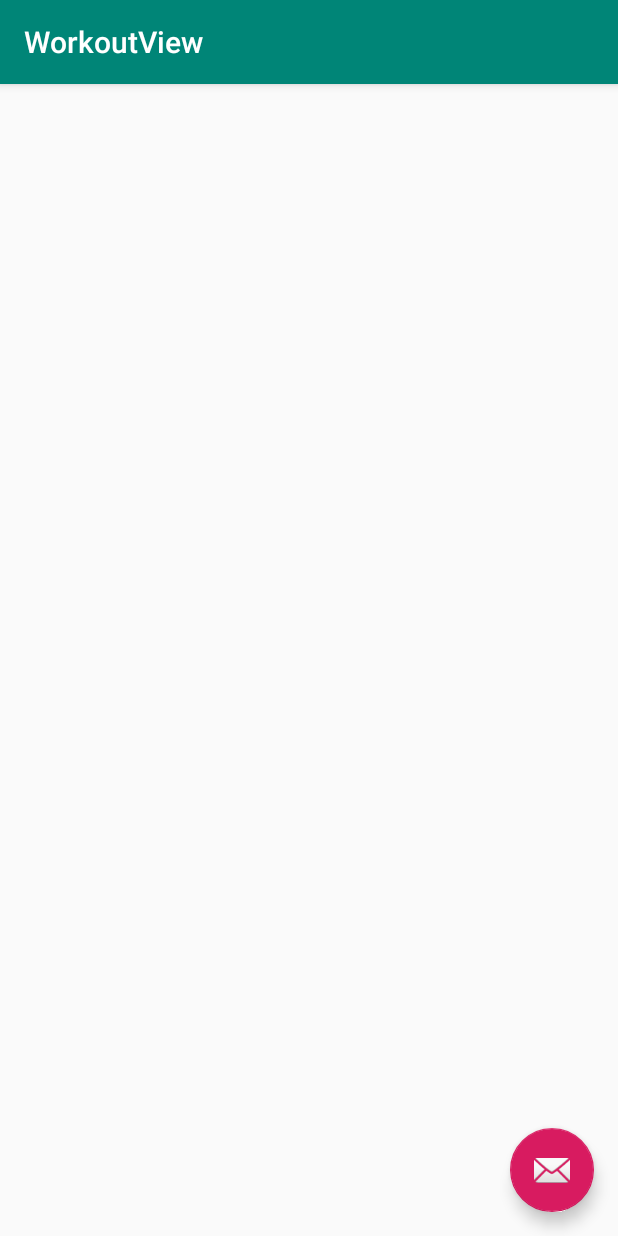
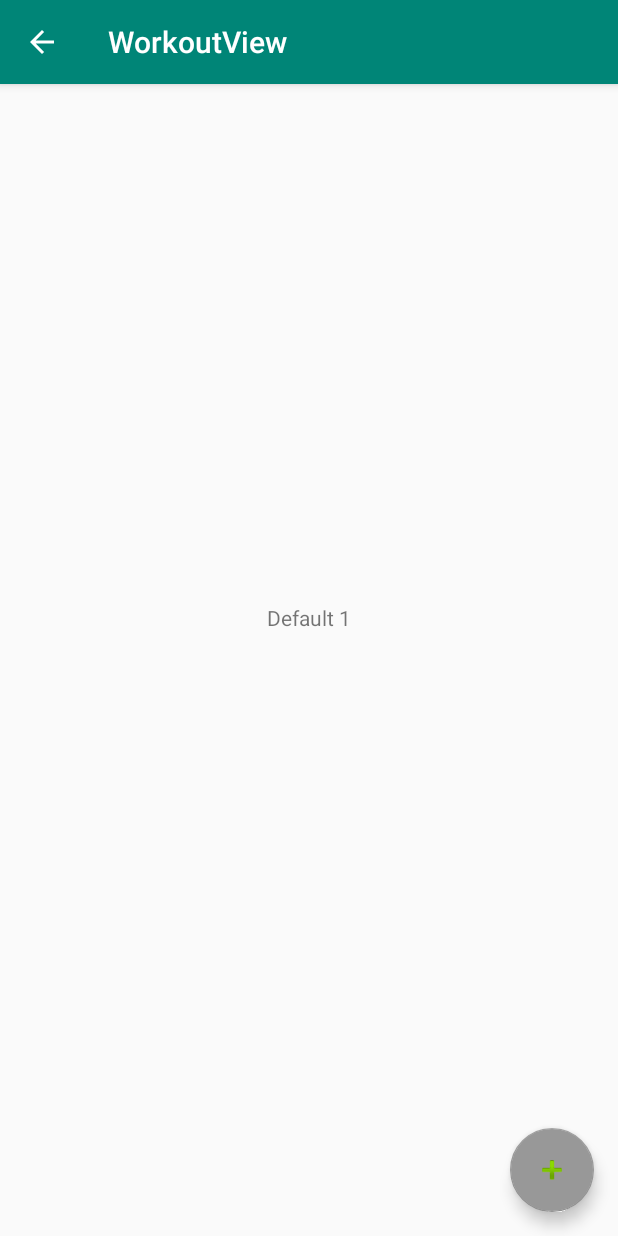
Before and after one commit to winther32/Interval_Timer_App, an Android app: the WorkoutView screen opened directly, with no data from a screen before it, on a phone screen of 412 x 824 dp. Run offline under Robolectric (Android 15) with nearby library versions, the phone set to English and light mode, and no system bars.

Commit message:
Basic workout view, create timer pop-up added

```diff
--- a/app/src/main/java/com/example/intervaltimer/MainActivity.java
+++ b/app/src/main/java/com/example/intervaltimer/MainActivity.java
@@ -5,6 +5,7 @@ import android.media.MediaPlayer;
 import android.os.Bundle;
 
 import androidx.appcompat.app.AppCompatActivity;
+import androidx.appcompat.widget.Toolbar;
 
 import android.os.Handler;
 import android.view.KeyEvent;
@@ -39,6 +40,8 @@ public class MainActivity extends AppCompatActivity {
     protected void onCreate(Bundle savedInstanceState) {
         super.onCreate(savedInstanceState);
         setContentView(R.layout.activity_main);
+        Toolbar toolbar = findViewById(R.id.toolbar);
+        setSupportActionBar(toolbar);
 
         // Home screen vars and code #############################################
         shortBeep = MediaPlayer.create(this, R.raw.short_beep01);
@@ -176,7 +179,8 @@ public class MainActivity extends AppCompatActivity {
     };
 
     public void launchNewWorkout(View view) {
-        Intent intent = new Intent(this, )
+        Intent intent = new Intent(this, WorkoutView.class );
+        startActivity(intent);
     }
 
 
--- a/app/src/main/java/com/example/intervaltimer/WorkoutView.java
+++ b/app/src/main/java/com/example/intervaltimer/WorkoutView.java
@@ -5,12 +5,16 @@ import android.os.Bundle;
 import com.google.android.material.floatingactionbutton.FloatingActionButton;
 import com.google.android.material.snackbar.Snackbar;
 
+import androidx.appcompat.app.ActionBar;
 import androidx.appcompat.app.AppCompatActivity;
 import androidx.appcompat.widget.Toolbar;
 
 import android.view.View;
+import android.widget.TextView;
 
-public class WorkoutView extends AppCompatActivity {
+public class WorkoutView extends AppCompatActivity implements NewTimerDialog.NewTimerDialogListener {
+
+    TextView tempTimerName;
 
     @Override
     protected void onCreate(Bundle savedInstanceState) {
@@ -18,14 +22,31 @@ public class WorkoutView extends AppCompatActivity {
         setContentView(R.layout.activity_workout_view);
         Toolbar toolbar = findViewById(R.id.toolbar);
         setSupportActionBar(toolbar);
+        // Get a support ActionBar corresponding to this toolbar
+        ActionBar ab = getSupportActionBar();
+        // Enable the Up button
+        ab.setDisplayHomeAsUpEnabled(true);
 
-        FloatingActionButton fab = findViewById(R.id.fab);
-        fab.setOnClickListener(new View.OnClickListener() {
+        tempTimerName = findViewById(R.id.topTimerName);
+
+        FloatingActionButton newTimer = findViewById(R.id.newTimer);
+        newTimer.setOnClickListener(new View.OnClickListener() {
             @Override
             public void onClick(View view) {
-                Snackbar.make(view, "Replace with your own action", Snackbar.LENGTH_LONG)
-                        .setAction("Action", null).show();
+                //Snackbar.make(view, "Replace with your own action", Snackbar.LENGTH_LONG)
+                //        .setAction("Action", null).show();
+                openTimerCreation();
             }
         });
     }
+
+    public void openTimerCreation() {
+        NewTimerDialog timerDialog = new NewTimerDialog();
+        timerDialog.show(getSupportFragmentManager(), "Timer creation");
+    }
+
+    @Override
+    public void applyTexts(String name, String minutes, String seconds) {
+        tempTimerName.setText(name + " " + minutes + ":" + seconds);
+    }
 }
--- a/app/src/main/res/layout/activity_workout_view.xml
+++ b/app/src/main/res/layout/activity_workout_view.xml
@@ -23,11 +23,19 @@
     <include layout="@layout/content_workout_view" />
 
     <com.google.android.material.floatingactionbutton.FloatingActionButton
-        android:id="@+id/fab"
+        android:id="@+id/newTimer"
         android:layout_width="wrap_content"
         android:layout_height="wrap_content"
         android:layout_gravity="bottom|end"
         android:layout_margin="@dimen/fab_margin"
-        app:srcCompat="@android:drawable/ic_dialog_email" />
+        app:backgroundTint="#989898"
+        app:srcCompat="@android:drawable/ic_input_add" />
+
+    <TextView
+        android:id="@+id/topTimerName"
+        android:layout_width="wrap_content"
+        android:layout_height="wrap_content"
+        android:text="Default 1"
+        android:layout_gravity="center"/>
 
 </androidx.coordinatorlayout.widget.CoordinatorLayout>
```
Also changed, not shown: app/src/main/AndroidManifest.xml (+6 -2 lines), app/src/main/java/com/example/intervaltimer/NewTimerDialog.java (added, +72 -0 lines), app/src/main/res/layout/activity_main.xml (+21 -0 lines), app/src/main/res/layout/layout_timer_creation.xml (added, +68 -0 lines).
